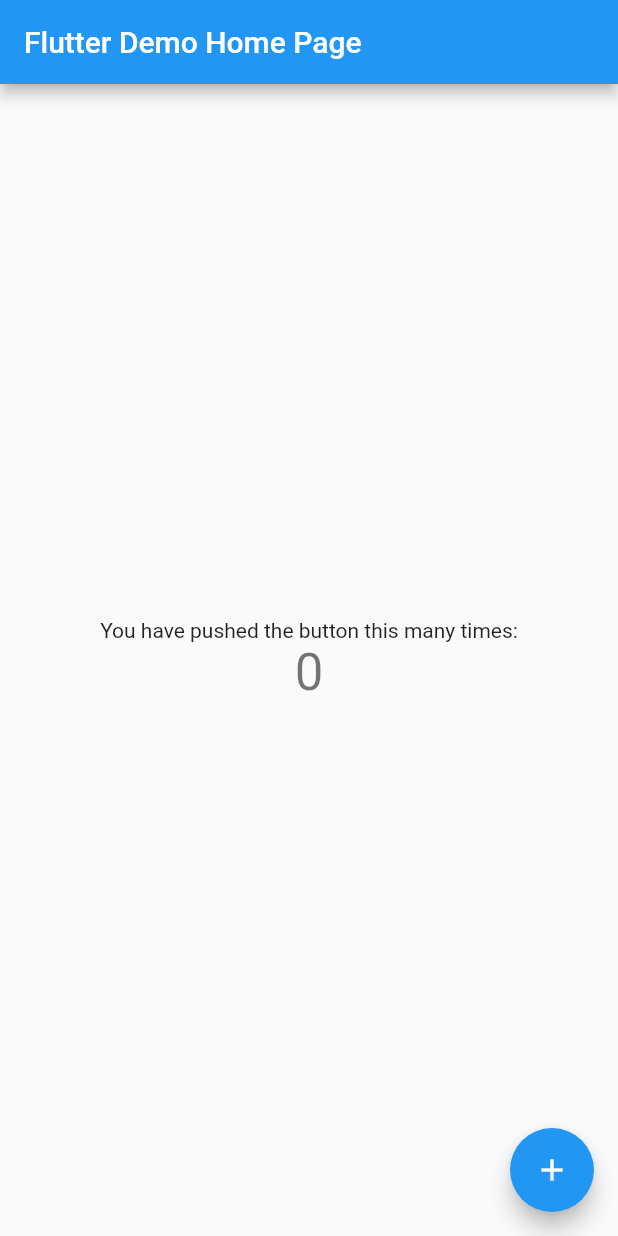
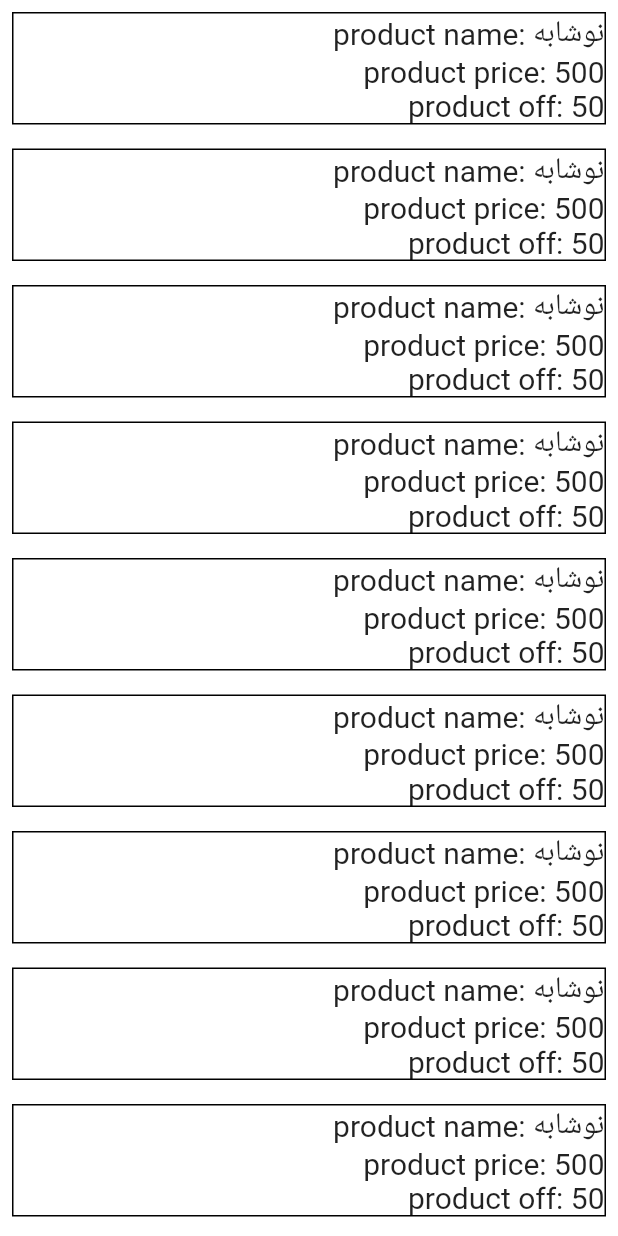
Before and after one commit to sasansafari/flutter_getx_sample, a Flutter app: the screen it shows after launch, on a phone screen of 412 x 824 dp. Run offline on Flutter 3.47's test engine with Material 2 defaults, Android fonts, the phone set to English and light mode, and no system bars; our stand-ins replace get; missing offline and left inert: dart:ffi.

Commit message:
unique_id

```diff
--- /dev/null
+++ b/lib/controller/product_controller.dart
@@ -0,0 +1,7 @@
+import 'package:get/get.dart';
+import '../model/produt_model.dart';
+
+class ProductController extends GetxController {
+  Rx<ProductModel> productModel =
+      ProductModel(name: "نوشابه", off: "50", price: "500").obs;
+}
--- a/lib/main.dart
+++ b/lib/main.dart
@@ -1,4 +1,7 @@
 import 'package:flutter/material.dart';
+import 'package:flutter_getx_sample/view/product_screen_getbuilder_unique_id.dart';
+import 'package:flutter_getx_sample/view/product_screen_getbuilder_widget.dart';
+import 'package:get/get.dart';
 
 void main() {
   runApp(const MyApp());
@@ -10,7 +13,7 @@ class MyApp extends StatelessWidget {
   // This widget is the root of your application.
   @override
   Widget build(BuildContext context) {
-    return MaterialApp(
+    return GetMaterialApp(
       title: 'Flutter Demo',
       theme: ThemeData(
         // This is the theme of your application.
@@ -22,94 +25,9 @@ class MyApp extends StatelessWidget {
         // or simply save your changes to "hot reload" in a Flutter IDE).
         // Notice that the counter didn't reset back to zero; the application
         // is not restarted.
-        primarySwatch: Colors.blue,
+        primarySwatch: Colors.red,
       ),
-      home: const MyHomePage(title: 'Flutter Demo Home Page'),
+      home:   ProductScreenGetBuilderUniqueId(),
     );
   }
 }
-
-class MyHomePage extends StatefulWidget {
-  const MyHomePage({super.key, required this.title});
-
-  // This widget is the home page of your application. It is stateful, meaning
-  // that it has a State object (defined below) that contains fields that affect
-  // how it looks.
-
-  // This class is the configuration for the state. It holds the values (in this
-  // case the title) provided by the parent (in this case the App widget) and
-  // used by the build method of the State. Fields in a Widget subclass are
-  // always marked "final".
-
-  final String title;
-
-  @override
-  State<MyHomePage> createState() => _MyHomePageState();
-}
-
-class _MyHomePageState extends State<MyHomePage> {
-  int _counter = 0;
-
-  void _incrementCounter() {
-    setState(() {
-      // This call to setState tells the Flutter framework that something has
-      // changed in this State, which causes it to rerun the build method below
-      // so that the display can reflect the updated values. If we changed
-      // _counter without calling setState(), then the build method would not be
-      // called again, and so nothing would appear to happen.
-      _counter++;
-    });
-  }
-
-  @override
-  Widget build(BuildContext context) {
-    // This method is rerun every time setState is called, for instance as done
-    // by the _incrementCounter method above.
-    //
-    // The Flutter framework has been optimized to make rerunning build methods
-    // fast, so that you can just rebuild anything that needs updating rather
-    // than having to individually change instances of widgets.
-    return Scaffold(
-      appBar: AppBar(
-        // Here we take the value from the MyHomePage object that was created by
-        // the App.build method, and use it to set our appbar title.
-        title: Text(widget.title),
-      ),
-      body: Center(
-        // Center is a layout widget. It takes a single child and positions it
-        // in the middle of the parent.
-        child: Column(
-          // Column is also a layout widget. It takes a list of children and
-          // arranges them vertically. By default, it sizes itself to fit its
-          // children horizontally, and tries to be as tall as its parent.
-          //
-          // Invoke "debug painting" (press "p" in the console, choose the
-          // "Toggle Debug Paint" action from the Flutter Inspector in Android
-          // Studio, or the "Toggle Debug Paint" command in Visual Studio Code)
-          // to see the wireframe for each widget.
-          //
-          // Column has various properties to control how it sizes itself and
-          // how it positions its children. Here we use mainAxisAlignment to
-          // center the children vertically; the main axis here is the vertical
-          // axis because Columns are vertical (the cross axis would be
-          // horizontal).
-          mainAxisAlignment: MainAxisAlignment.center,
-          children: <Widget>[
-            const Text(
-              'You have pushed the button this many times:',
-            ),
-            Text(
-              '$_counter',
-              style: Theme.of(context).textTheme.headline4,
-            ),
-          ],
-        ),
-      ),
-      floatingActionButton: FloatingActionButton(
-        onPressed: _incrementCounter,
-        tooltip: 'Increment',
-        child: const Icon(Icons.add),
-      ), // This trailing comma makes auto-formatting nicer for build methods.
-    );
-  }
-}
--- /dev/null
+++ b/lib/model/produt_model.dart
@@ -0,0 +1,15 @@
+
+class ProductModel {
+
+  String name;
+  String price;
+  String off;
+
+  ProductModel({
+    required this.name,
+    required this.price,
+    required this.off,
+    });
+
+
+}
--- /dev/null
+++ b/lib/view/product_screen_getbuilder_unique_id.dart
@@ -0,0 +1,54 @@
+import 'package:flutter/material.dart';
+import 'package:flutter_getx_sample/controller/product_controller.dart';
+import 'package:flutter_getx_sample/controller/product_getbuilder_controller.dart';
+import 'package:flutter_getx_sample/controller/product_getbuilder_unique_id_controller.dart';
+import 'package:get/get.dart';
+
+class ProductScreenGetBuilderUniqueId extends StatelessWidget {
+  ProductScreenGetBuilderUniqueId({super.key});
+
+  @override
+  Widget build(Object context) {
+    return Scaffold(
+        backgroundColor: Colors.white,
+        body: Center(child: ListView.builder(
+          itemCount: 20,
+          itemBuilder: ((context, index) {
+            return GestureDetector(
+              onTap: (() {
+                Get.find<ProductGetBuilderUniqueIdController>().setNewProduct(index);
+              }),
+              child: Padding(
+                padding: const EdgeInsets.all(8.0),
+                child: Container(
+                  decoration: BoxDecoration(border: Border.all()),
+                  child: GetBuilder<ProductGetBuilderUniqueIdController>(
+                      id: index,
+                      init: ProductGetBuilderUniqueIdController(),
+                      builder:
+                          (ProductGetBuilderUniqueIdController productController) {
+                        return Column(
+                          crossAxisAlignment: CrossAxisAlignment.end,
+                          children: [
+                            Text(
+                              "product name: ${productController.productModel.name}",
+                              style: const TextStyle(fontSize: 20),
+                            ),
+                            Text(
+                              "product price: ${productController.productModel.price}",
+                              style: const TextStyle(fontSize: 20),
+                            ),
+                            Text(
+                              "product off: ${productController.productModel.off}",
+                              style: const TextStyle(fontSize: 20),
+                            ),
+                          ],
+                        );
+                      }),
+                ),
+              ),
+            );
+          }),
+        )));
+  }
+}
--- a/pubspec.yaml
+++ b/pubspec.yaml
@@ -34,6 +34,7 @@ dependencies:
   # The following adds the Cupertino Icons font to your application.
   # Use with the CupertinoIcons class for iOS style icons.
   cupertino_icons: ^1.0.2
+  get: ^4.6.5
 
 dev_dependencies:
   flutter_test:
```
Also changed, not shown: lib/controller/product_getbuilder_controller.dart (added, +38 -0 lines), lib/controller/product_getbuilder_unique_id_controller.dart (added, +38 -0 lines), lib/view/main_screen.dart (added, +77 -0 lines), lib/view/product_screen.dart (added, +62 -0 lines), lib/view/product_screen_getbuilder_widget.dart (added, +54 -0 lines), lib/view/product_screen_getx_widget.dart (added, +56 -0 lines), pubspec.lock.
